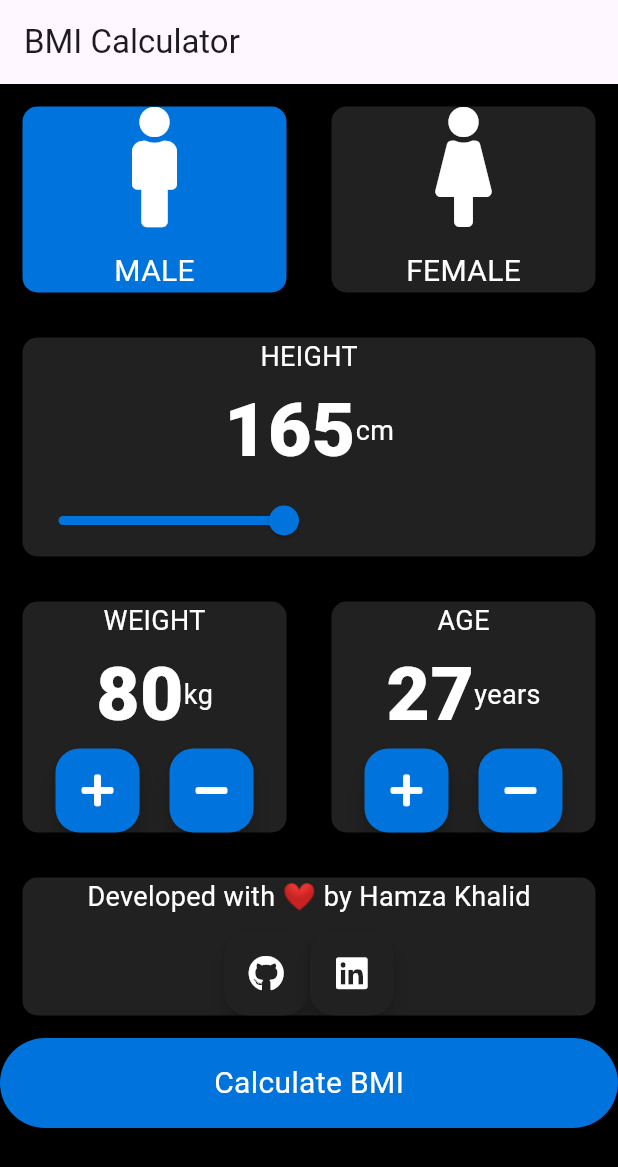
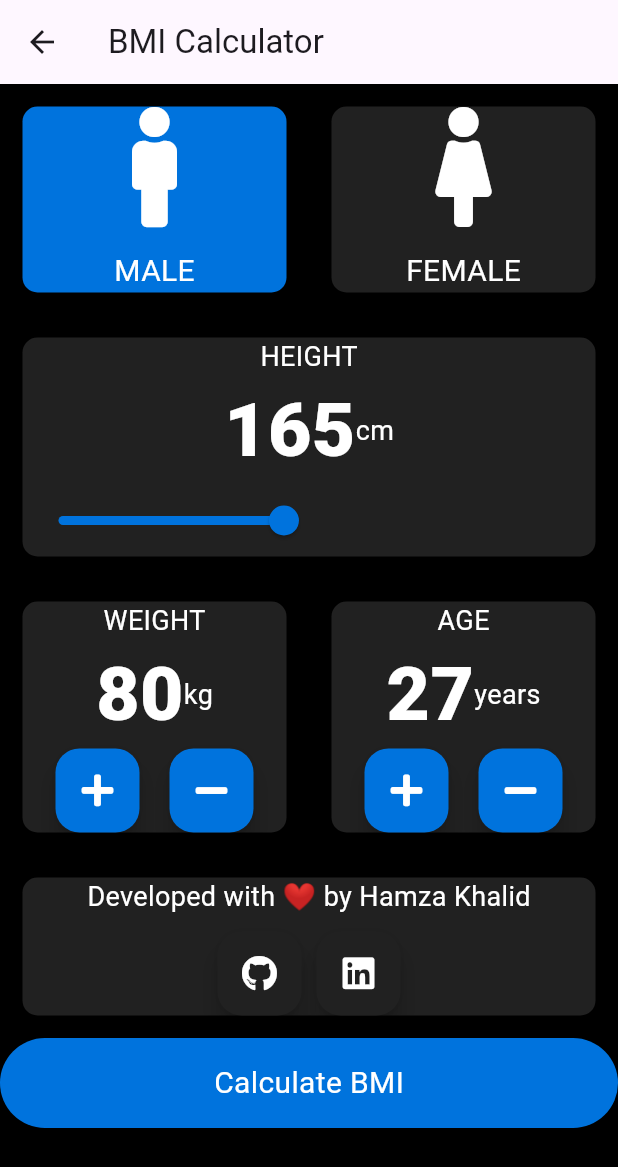
Before and after one commit to hamza091197/BMI-Calculator, a Flutter app: the MainScreen screen opened directly, on a phone screen of 412 x 824 dp. Shown: the top 1167 px of the screen. Run offline on Flutter 3.47's test engine with Material 3 defaults, Android fonts, the phone set to English and light mode, and no system bars; our stand-ins replace font_awesome_flutter.

```diff
--- a/lib/main_screen.dart
+++ b/lib/main_screen.dart
@@ -1,23 +1,18 @@
 import 'dart:math';
+import 'package:calculator/login_screen.dart';
 import 'package:flutter/material.dart';
 import 'package:font_awesome_flutter/font_awesome_flutter.dart';
 import 'container_box.dart';
 import 'data_container.dart';
 import 'package:url_launcher/url_launcher.dart';
 
-// Constant colors and text styles
-const activeColor = Color(0xff0073dd); // Color for active boxes
-const inActiveColor = Color(0xFF212121); // Color for inactive boxes
-const textStyle1 =
-    TextStyle(fontSize: 18.0, color: Colors.white); // Style for regular text
-const textStyle2 = TextStyle(
-    fontSize: 50.0,
-    fontWeight: FontWeight.w900,
-    color: Colors.white); // Style for large text
-const textStyle3 = TextStyle(
-    fontSize: 25.0,
-    fontWeight: FontWeight.bold,
-    color: Colors.white); // Style for bold text
+const activeColor = Color(0xff0073dd);
+const inActiveColor = Color(0xFF212121);
+const textStyle1 = TextStyle(fontSize: 18.0, color: Colors.white);
+const textStyle2 =
+    TextStyle(fontSize: 50.0, fontWeight: FontWeight.w900, color: Colors.white);
+const textStyle3 =
+    TextStyle(fontSize: 25.0, fontWeight: FontWeight.bold, color: Colors.white);
 
 class MainScreen extends StatefulWidget {
   const MainScreen({super.key});
@@ -27,37 +22,26 @@ class MainScreen extends StatefulWidget {
 }
 
 class _MainScreenState extends State<MainScreen> {
-  // Variables to store the state of the app
-  Color maleBoxColor = activeColor; // Male box color
-  Color femaleBoxColor = inActiveColor; // Female box color
-  int height = 165, weight = 80, age = 27; // Initial height, weight, and age
-  String result = ""; // To store BMI result
-  final _weightController =
-      TextEditingController(); // Controller for weight input
-  final _ageController = TextEditingController(); // Controller for age input
+  Color maleBoxColor = activeColor;
+  Color femaleBoxColor = inActiveColor;
+  int height = 165, weight = 80, age = 27;
+  String result = "";
+  final _weightController = TextEditingController();
+  final _ageController = TextEditingController();
 
-  // Function to update the color of the gender boxes when selected
+  // Toggle box color based on gender selection
   void updateBoxColor(int gender) {
     setState(() {
-      if (gender == 1) {
-        // If male is selected, set male to active and female to inactive
-        maleBoxColor = activeColor;
-        femaleBoxColor = inActiveColor;
-      } else {
-        // If female is selected, set female to active and male to inactive
-        femaleBoxColor = activeColor;
-        maleBoxColor = inActiveColor;
-      }
+      maleBoxColor = gender == 1 ? activeColor : inActiveColor;
+      femaleBoxColor = gender == 2 ? activeColor : inActiveColor;
     });
   }
 
-  // Function to calculate BMI based on weight and height
-  String calculateBmi(int weight, int height) {
-    return (weight / pow(height / 100, 2))
-        .toStringAsFixed(1); // Formula for BMI
-  }
+  // BMI calculation logic
+  String calculateBmi(int weight, int height) =>
+      (weight / pow(height / 100, 2)).toStringAsFixed(1);
 
-  // Function to show an input dialog for weight or age
+  // Show input dialog to update weight or age
   void showInputDialog(String title, String hintText,
       TextEditingController controller, Function(int) updateValue) {
     showDialog(
@@ -71,20 +55,22 @@ class _MainScreenState extends State<MainScreen> {
             decoration: InputDecoration(hintText: hintText),
           ),
           actions: [
-            // Button to submit the input and update value
             TextButton(
               onPressed: () {
-                int value = int.tryParse(controller.text) ??
-                    (hintText == 'Weight in kg' ? weight : age);
-                if (value > 200) {
+                int value = int.tryParse(controller.text) ?? 0;
+                if (value > 200 || value <= 0) {
                   ScaffoldMessenger.of(context).showSnackBar(SnackBar(
-                    content: Text('$title exceeds the maximum limit of 200'),
+                    content: Text(value > 200
+                        ? 'Exceeds the maximum limit of 200'
+                        : 'Value cannot be zero or negative'),
                     backgroundColor: Colors.redAccent,
                   ));
                 } else {
-                  updateValue(value); // Update the value based on user input
+                  setState(() {
+                    updateValue(value);
+                  });
+                  Navigator.of(context).pop();
                 }
-                Navigator.of(context).pop();
               },
               child: const Text('OK'),
             ),
@@ -94,7 +80,7 @@ class _MainScreenState extends State<MainScreen> {
     );
   }
 
-  // Function to build the container for weight and age selection with increment/decrement buttons
+  // Create the container for weight or age input
   Widget buildContainer(String title, int value, String unit,
       void Function() increment, void Function() decrement) {
     return ContainerBox(
@@ -103,66 +89,73 @@ class _MainScreenState extends State<MainScreen> {
         mainAxisAlignment: MainAxisAlignment.center,
         children: <Widget>[
           Text(title, style: textStyle1),
-          Row(
-            mainAxisAlignment: MainAxisAlignment.center,
-            children: <Widget>[
+          Row(mainAxisAlignment: MainAxisAlignment.center, children: <Widget>[
             Text(value.toString(), style: textStyle2),
             Text(unit, style: textStyle1),
-            ],
-          ),
-          Row(
-            mainAxisAlignment: MainAxisAlignment.center,
-            children: <Widget>[
-              // Increment button
+          ]),
+          Row(mainAxisAlignment: MainAxisAlignment.center, children: <Widget>[
             FloatingActionButton(
                 onPressed: increment,
                 backgroundColor: activeColor,
-                  child:
-                      const Icon(FontAwesomeIcons.plus, color: Colors.white)),
-              SizedBox(width: 20),
-              // Decrement button
+                child: const Icon(FontAwesomeIcons.plus, color: Colors.white)),
+            const SizedBox(width: 20),
             FloatingActionButton(
                 onPressed: decrement,
                 backgroundColor: activeColor,
-                  child:
-                      const Icon(FontAwesomeIcons.minus, color: Colors.white)),
+                child: const Icon(FontAwesomeIcons.minus, color: Colors.white)),
+          ]),
         ],
       ),
-        ],
-      ),
+    );
+  }
+
+  // Handle back button navigation
+  void handleBack() {
+    Navigator.pushReplacement(
+      context,
+      MaterialPageRoute(builder: (context) => LoginScreen()),
     );
   }
 
   @override
   Widget build(BuildContext context) {
     return Scaffold(
-      appBar: AppBar(title: const Text("BMI Calculator")), // AppBar with title
+      appBar: AppBar(
+        title: const Text("BMI Calculator"),
+        leading: IconButton(
+          icon: const Icon(Icons.arrow_back),
+          onPressed: handleBack, // Handle the back press here
+        ),
+      ),
       body: SingleChildScrollView(
         child: Column(
           children: <Widget>[
-            // Row to display male and female selection boxes
+            // Gender selection boxes
             Row(
               children: <Widget>[
-                // Male gender box
                 Expanded(
                   child: GestureDetector(
                     onTap: () => updateBoxColor(1),
                     child: ContainerBox(
                       boxColor: maleBoxColor,
                       childwidget: const DataContainer(
-                                icon: FontAwesomeIcons.male, title: 'MALE')))),
-                // Female gender box
+                          icon: FontAwesomeIcons.male, title: 'MALE'),
+                    ),
+                  ),
+                ),
                 Expanded(
                   child: GestureDetector(
                     onTap: () => updateBoxColor(2),
                     child: ContainerBox(
                       boxColor: femaleBoxColor,
                       childwidget: const DataContainer(
-                                icon: FontAwesomeIcons.female,
-                                title: 'FEMALE')))),
+                          icon: FontAwesomeIcons.female, title: 'FEMALE'),
+                    ),
+                  ),
+                ),
               ],
             ),
-            // Container for height input with a slider
+            // Height slider
             ContainerBox(
               boxColor: inActiveColor,
               childwidget: Column(
@@ -174,8 +167,7 @@ class _MainScreenState extends State<MainScreen> {
                       children: <Widget>[
                         Text(height.toString(), style: textStyle2),
                         const Text('cm', style: textStyle1),
-                    ],
-                  ),
+                      ]),
                   Slider(
                     value: height.toDouble(),
                     min: 120,
@@ -188,7 +180,7 @@ class _MainScreenState extends State<MainScreen> {
                 ],
               ),
             ),
-            // Row to display weight and age containers with input options
+            // Weight and Age containers
             Row(
               children: <Widget>[
                 Expanded(
@@ -203,7 +195,9 @@ class _MainScreenState extends State<MainScreen> {
                         weight,
                         'kg',
                         () => setState(() => weight++),
-                            () => setState(() => weight--)))),
+                        () => setState(() => weight--)),
+                  ),
+                ),
                 Expanded(
                   child: GestureDetector(
                     onTap: () => showInputDialog('Enter your age', 'Age',
@@ -213,10 +207,12 @@ class _MainScreenState extends State<MainScreen> {
                         age,
                         'years',
                         () => setState(() => age++),
-                            () => setState(() => age--)))),
+                        () => setState(() => age--)),
+                  ),
+                ),
               ],
             ),
-            // Footer with developer info and social media links
+            // Footer with developer info and links
             Column(
               children: <Widget>[
                 ContainerBox(
@@ -230,15 +226,13 @@ class _MainScreenState extends State<MainScreen> {
                       Row(
                         mainAxisAlignment: MainAxisAlignment.center,
                         children: [
-                          // GitHub link button
                           FloatingActionButton(
                               onPressed: () => launch(
                                   'https://github.com/hamza091197?tab=repositories'),
                               backgroundColor: inActiveColor,
                               child: const Icon(FontAwesomeIcons.github,
                                   color: Colors.white)),
-                          SizedBox(width: 1),
-                          // LinkedIn link button
+                          const SizedBox(width: 10.0),
                           FloatingActionButton(
                               onPressed: () => launch(
                                   'https://www.linkedin.com/in/hamza-khalid-357b4327b/'),
@@ -252,12 +246,11 @@ class _MainScreenState extends State<MainScreen> {
                 ),
               ],
             ),
-            // Calculate BMI button
+            // BMI Calculation Button
             GestureDetector(
               onTap: () {
                 setState(() {
-                  result = calculateBmi(weight, height); // Calculate BMI
-                  // Show BMI result in dialog
+                  result = calculateBmi(weight, height);
                   showDialog(
                     context: context,
                     builder: (BuildContext context) {
@@ -273,7 +266,7 @@ class _MainScreenState extends State<MainScreen> {
                             mainAxisAlignment: MainAxisAlignment.center,
                             children: <Widget>[
                               const Text('Your BMI', style: textStyle1),
-                              Text(result.toString(), style: textStyle2),
+                              Text(result, style: textStyle2),
                             ],
                           ),
                         ),
@@ -291,8 +284,8 @@ class _MainScreenState extends State<MainScreen> {
                 ),
                 child: const Center(
                     child: Text('Calculate BMI',
-                          style:
-                              TextStyle(color: Colors.white, fontSize: 20.0)))),
+                        style: TextStyle(color: Colors.white, fontSize: 20.0))),
+              ),
             ),
           ],
         ),
```
Also changed, not shown: lib/login_screen.dart (added, +103 -0 lines), lib/main.dart (+8 -5 lines), lib/signup_screen.dart (added, +106 -0 lines). Lines whose indentation alone changed are shown as unchanged.
